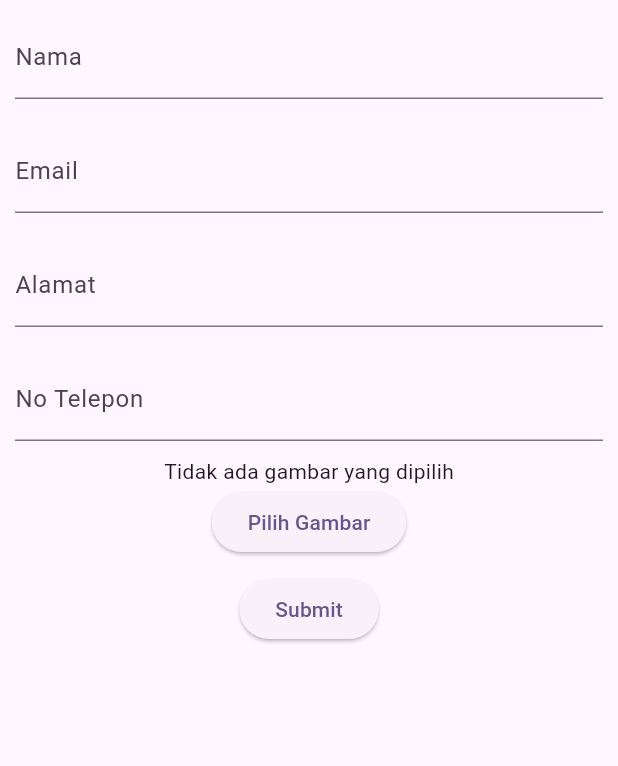
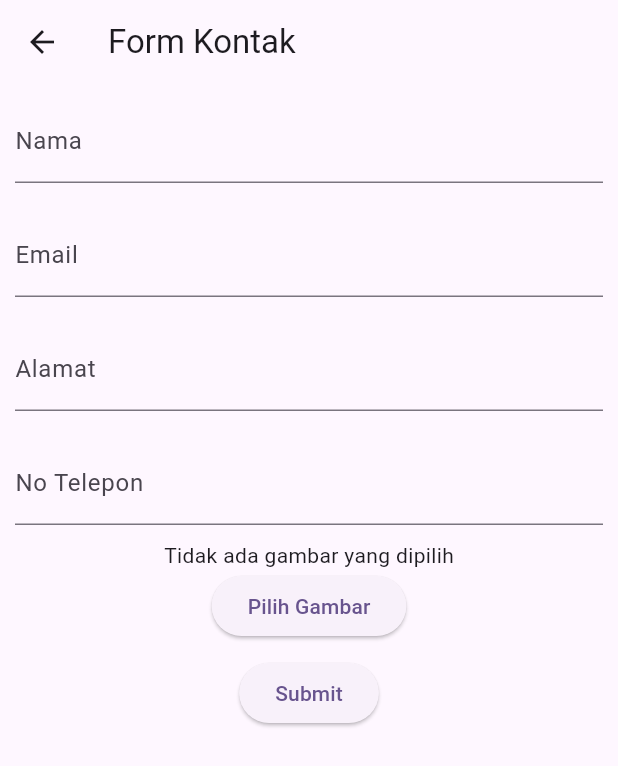
Before and after one commit to Aisyahaf/Kontakform_061, a Flutter app: the FormKontak screen opened directly, on a phone screen of 412 x 824 dp. Shown: the top 766 px of the screen. Run offline on Flutter 3.47's test engine with Material 3 defaults, Android fonts, the light colour scheme and no system bars; our stand-ins replace image_picker; network calls fail.

Commit message:
Make some change

```diff
--- a/lib/controller/kontak_controller.dart
+++ b/lib/controller/kontak_controller.dart
@@ -19,7 +19,7 @@ class KontakController {
     try{
     var response = await _service.addPerson(data, file);
 
-    if(response.statusCode == 200){
+    if(response.statusCode == 201){
         return{
           'success' : true,
           'message' : 'Data berhasil disimpan',
--- a/lib/service/kontak_service.dart
+++ b/lib/service/kontak_service.dart
@@ -20,9 +20,9 @@ class KontakService {
       ..headers['Content-Type'] = 'application/json';
 
     if (file != null) {
-      request.files.add(await http.MultipartFile.fromPath('gambar', file.path));
+      request.files.add(await http.MultipartFile.fromPath('foto', file.path));
     } else {
-      request.files.add(http.MultipartFile.fromString('gambar', ''));
+      request.files.add(http.MultipartFile.fromString('foto', ''));
     }
     return await http.Response.fromStream(await request.send());
   }
--- a/lib/widget/kontak_form.dart
+++ b/lib/widget/kontak_form.dart
@@ -42,9 +42,9 @@ class _FormKontakState extends State<FormKontak> {
   @override
   Widget build(BuildContext context) {
     return Scaffold(
-      // appBar: AppBar(
-      //   title: const Text("Form Kontak")
-      // ),
+      appBar: AppBar(
+        title: const Text("Form Kontak")
+      ),
       body: Form(
           key: _formKey,
           child: SingleChildScrollView(
@@ -105,13 +105,12 @@ class _FormKontakState extends State<FormKontak> {
                                   foto: _image!.path),
                               _image);
 
-                          // ignore: use_build_context_synchronously
                           ScaffoldMessenger.of(context).showSnackBar(
                             SnackBar(content: Text(result['message'])),
                           );
 
                           Navigator.pushAndRemoveUntil(
-                              // ignore: use_build_context_synchronously
+
                               context,
                               MaterialPageRoute(
                                   builder: (context) => const HomeView()),
```
Also changed, not shown: pubspec.lock.
